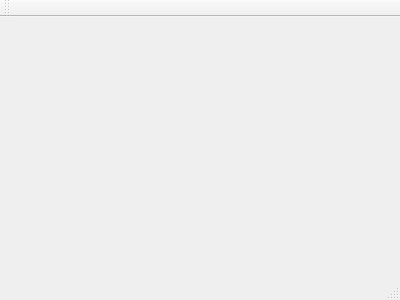
First picture: the form in mainwindow.ui, repository Kiyotaka86/finalproject, before the edit.
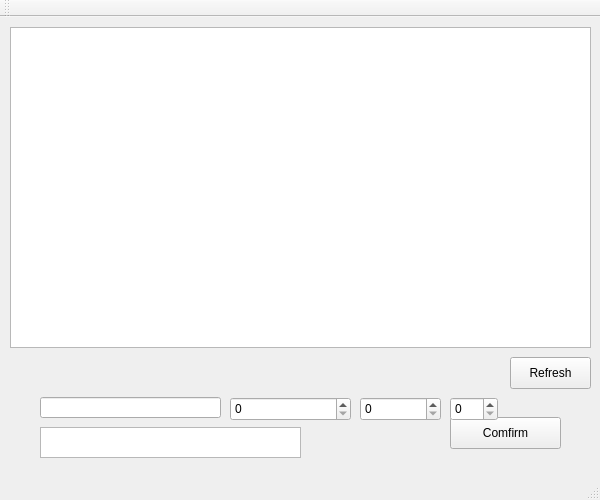
Second picture: the form after the edit.

Commit message:
Made class and vector and table
table can display something corresponding # of elements of vector

What changed in the file:
```diff
--- a/mainwindow.ui
+++ b/mainwindow.ui
@@ -1,24 +1,138 @@
 <ui version="4.0">
  <class>MainWindow</class>
- <widget class="QMainWindow" name="MainWindow" >
-  <property name="geometry" >
+ <widget class="QMainWindow" name="MainWindow">
+  <property name="geometry">
    <rect>
     <x>0</x>
     <y>0</y>
-    <width>400</width>
-    <height>300</height>
+    <width>600</width>
+    <height>500</height>
    </rect>
   </property>
   <property name="windowTitle" >
    <string>MainWindow</string>
   </property>
-  <widget class="QMenuBar" name="menuBar" />
-  <widget class="QToolBar" name="mainToolBar" />
-  <widget class="QWidget" name="centralWidget" />
-  <widget class="QStatusBar" name="statusBar" />
+  <widget class="QWidget" name="centralWidget">
+   <widget class="QLineEdit" name="Product_name">
+    <property name="geometry">
+     <rect>
+      <x>40</x>
+      <y>380</y>
+      <width>181</width>
+      <height>21</height>
+     </rect>
+    </property>
+    <property name="minimumSize">
+     <size>
+      <width>117</width>
+      <height>0</height>
+     </size>
+    </property>
+   </widget>
+   <widget class="QSpinBox" name="n_stock">
+    <property name="geometry">
+     <rect>
+      <x>230</x>
+      <y>380</y>
+      <width>121</width>
+      <height>24</height>
+     </rect>
+    </property>
+    <property name="minimumSize">
+     <size>
+      <width>48</width>
+      <height>24</height>
+     </size>
+    </property>
+   </widget>
+   <widget class="QPushButton" name="pushButton">
+    <property name="geometry">
+     <rect>
+      <x>450</x>
+      <y>400</y>
+      <width>111</width>
+      <height>32</height>
+     </rect>
+    </property>
+    <property name="text">
+     <string>Comfirm</string>
+    </property>
+   </widget>
+   <widget class="QSpinBox" name="month">
+    <property name="geometry">
+     <rect>
+      <x>450</x>
+      <y>380</y>
+      <width>48</width>
+      <height>24</height>
+     </rect>
+    </property>
+   </widget>
+   <widget class="QSpinBox" name="year">
+    <property name="geometry">
+     <rect>
+      <x>360</x>
+      <y>380</y>
+      <width>81</width>
+      <height>24</height>
+     </rect>
+    </property>
+   </widget>
+   <widget class="QPushButton" name="refresh">
+    <property name="geometry">
+     <rect>
+      <x>510</x>
+      <y>340</y>
+      <width>81</width>
+      <height>32</height>
+     </rect>
+    </property>
+    <property name="text">
+     <string>Refresh</string>
+    </property>
+   </widget>
+   <widget class="QTableWidget" name="table1">
+    <property name="geometry">
+     <rect>
+      <x>10</x>
+      <y>10</y>
+      <width>581</width>
+      <height>321</height>
+     </rect>
+    </property>
+   </widget>
+   <widget class="QTextBrowser" name="added">
+    <property name="geometry">
+     <rect>
+      <x>40</x>
+      <y>410</y>
+      <width>261</width>
+      <height>31</height>
+     </rect>
+    </property>
+   </widget>
+  </widget>
+  <widget class="QMenuBar" name="menuBar">
+   <property name="geometry">
+    <rect>
+     <x>0</x>
+     <y>0</y>
+     <width>600</width>
+     <height>22</height>
+    </rect>
+   </property>
+  </widget>
+  <widget class="QToolBar" name="mainToolBar">
+   <attribute name="toolBarArea">
+    <enum>TopToolBarArea</enum>
+   </attribute>
+   <attribute name="toolBarBreak">
+    <bool>false</bool>
+   </attribute>
+  </widget>
+  <widget class="QStatusBar" name="statusBar"/>
  </widget>
- <layoutDefault spacing="6" margin="11" />
- <pixmapfunction></pixmapfunction>
+ <layoutdefault spacing="6" margin="11"/>
  <resources/>
  <connections/>
 </ui>
```
Left out of the diff: 3 changed lines with no effect on the pictures. The commit also changes 4 other files.
